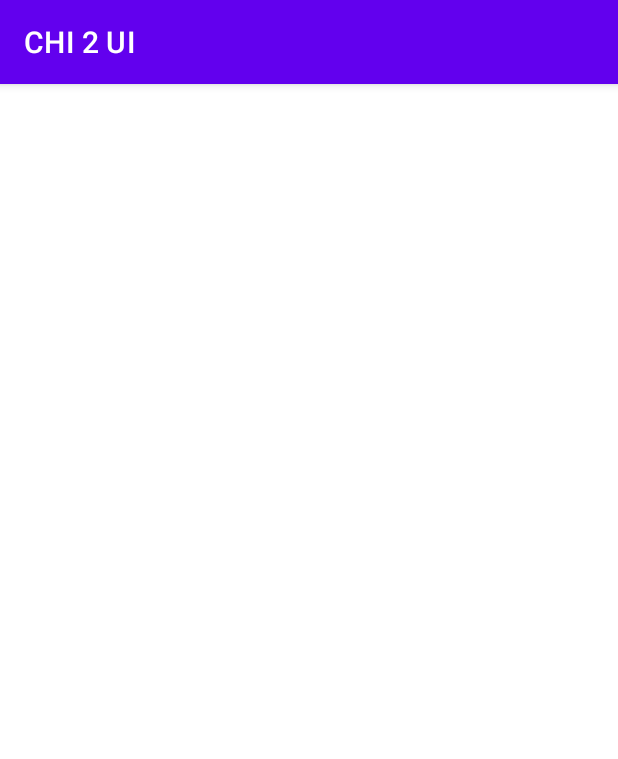
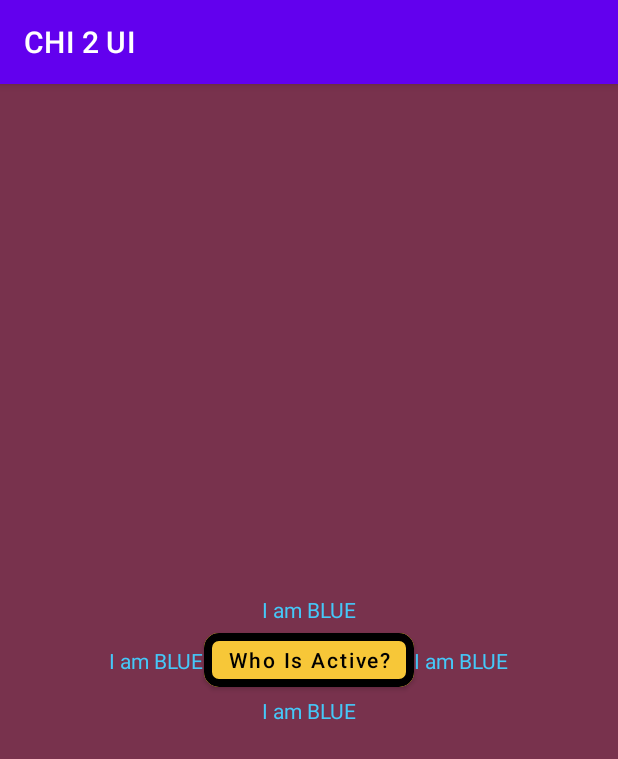
Before and after one commit to yaroslava-myslyva/CHI_2_UI, an Android app: the fragment TextFragment shown on its own in the app's theme, on a phone screen of 412 x 824 dp. Shown: the top 759 px of the screen. Run offline under Robolectric (Android 15) with nearby library versions, the phone set to English and light mode, and no system bars.

```diff
--- /dev/null
+++ b/app/src/main/res/drawable/rounded.xml
@@ -0,0 +1,4 @@
+<?xml version="1.0" encoding="utf-8"?>
+<shape xmlns:android="http://schemas.android.com/apk/res/android">
+    <solid android:color="#00FFFFFF" />
+</shape>
--- a/app/src/main/res/layout/fragment_check_box.xml
+++ b/app/src/main/res/layout/fragment_check_box.xml
@@ -4,6 +4,7 @@
     xmlns:tools="http://schemas.android.com/tools"
     android:layout_width="match_parent"
     android:layout_height="match_parent"
+    android:background="@color/background"
     tools:context=".CheckBoxFragment">
 
     <TextView
@@ -14,6 +15,7 @@
         android:layout_marginTop="8dp"
         android:layout_marginEnd="8dp"
         android:textAlignment="center"
+        android:text="dgfgd"
         android:textSize="20sp"
         app:layout_constraintBottom_toBottomOf="parent"
         app:layout_constraintEnd_toEndOf="parent"
--- a/app/src/main/res/layout/fragment_switch.xml
+++ b/app/src/main/res/layout/fragment_switch.xml
@@ -4,6 +4,7 @@
     xmlns:tools="http://schemas.android.com/tools"
     android:layout_width="match_parent"
     android:layout_height="match_parent"
+    android:background="@color/background"
     tools:context=".SwitchFragment">
 
 </androidx.constraintlayout.widget.ConstraintLayout>
--- a/app/src/main/res/layout/fragment_text.xml
+++ b/app/src/main/res/layout/fragment_text.xml
@@ -1,12 +1,68 @@
 <?xml version="1.0" encoding="utf-8"?>
-<FrameLayout xmlns:android="http://schemas.android.com/apk/res/android"
+
+<androidx.constraintlayout.widget.ConstraintLayout xmlns:android="http://schemas.android.com/apk/res/android"
     xmlns:tools="http://schemas.android.com/tools"
     android:layout_width="match_parent"
     android:layout_height="match_parent"
+    xmlns:app="http://schemas.android.com/apk/res-auto"
+    android:background="@color/background"
     tools:context=".TextFragment">
 
+    <Button
+        android:id="@+id/text_button"
+        android:layout_width="wrap_content"
+        android:layout_height="wrap_content"
+        android:text="@string/text_button_text"
+        android:textAllCaps="false"
+        android:textColor="@color/black"
+        android:textStyle="normal"
+        app:strokeColor="@color/black"
+        app:strokeWidth="5dp"
+        app:cornerRadius="10dp"
+        android:backgroundTint="@color/button"
+        app:layout_constraintTop_toTopOf="parent"
+        app:layout_constraintBottom_toBottomOf="parent"
+        app:layout_constraintStart_toStartOf="parent"
+        app:layout_constraintEnd_toEndOf="parent"/>
+
     <TextView
-        android:layout_width="match_parent"
-        android:layout_height="match_parent" />
+        android:id="@+id/text_tv_up"
+        android:layout_width="wrap_content"
+        android:layout_height="wrap_content"
+        app:layout_constraintBottom_toTopOf="@+id/text_button"
+        app:layout_constraintStart_toStartOf="parent"
+        app:layout_constraintEnd_toEndOf="parent"
+        android:text="@string/text_tv_up"
+        android:textColor="@color/text_tv_up"/>
 
-</FrameLayout>
+    <TextView
+        android:id="@+id/text_tv_down"
+        android:layout_width="wrap_content"
+        android:layout_height="wrap_content"
+        app:layout_constraintTop_toBottomOf="@+id/text_button"
+        app:layout_constraintStart_toStartOf="parent"
+        app:layout_constraintEnd_toEndOf="parent"
+        android:text="@string/text_tv_up"
+        android:textColor="@color/text_tv_up"/>
+
+    <TextView
+        android:id="@+id/text_tv_right"
+        android:layout_width="wrap_content"
+        android:layout_height="wrap_content"
+        app:layout_constraintTop_toTopOf="parent"
+        app:layout_constraintBottom_toBottomOf="parent"
+        app:layout_constraintStart_toEndOf="@+id/text_button"
+        android:text="@string/text_tv_up"
+        android:textColor="@color/text_tv_up"/>
+
+    <TextView
+        android:id="@+id/text_tv_left"
+        android:layout_width="wrap_content"
+        android:layout_height="wrap_content"
+        app:layout_constraintTop_toTopOf="parent"
+        app:layout_constraintBottom_toBottomOf="parent"
+        app:layout_constraintEnd_toStartOf="@+id/text_button"
+        android:text="@string/text_tv_up"
+        android:textColor="@color/text_tv_up"/>
+
+</androidx.constraintlayout.widget.ConstraintLayout>
--- a/app/src/main/res/values/colors.xml
+++ b/app/src/main/res/values/colors.xml
@@ -7,4 +7,8 @@
     <color name="teal_700">#FF018786</color>
     <color name="black">#FF000000</color>
     <color name="white">#FFFFFFFF</color>
+    <color name="background">#78324D</color>
+    <color name="button">#F7C738</color>
+    <color name="text_tv_up">#45C8F8</color>
+
 </resources>
--- a/app/src/main/res/values/strings.xml
+++ b/app/src/main/res/values/strings.xml
@@ -4,4 +4,6 @@
     <string name="title_check_box">CheckBox</string>
     <string name="title_radio_button">Radio button</string>
     <string name="title_switch">Switch</string>
+    <string name="text_button_text">Who Is Active?</string>
+    <string name="text_tv_up">I am BLUE</string>
 </resources>
```
Also changed, not shown: app/src/main/java/com/example/chi_2_ui/CheckBoxFragment.kt (+10 -0 lines), app/src/main/java/com/example/chi_2_ui/CustomRadioButton.kt (added, +13 -0 lines), app/src/main/java/com/example/chi_2_ui/RadioButtonFragment.kt (+10 -0 lines), app/src/main/java/com/example/chi_2_ui/SwitchFragment.kt (+10 -0 lines), app/src/main/res/layout/custom_view.xml (added, +53 -0 lines), app/src/main/res/layout/fragment_radio_button.xml (+8 -12 lines).
